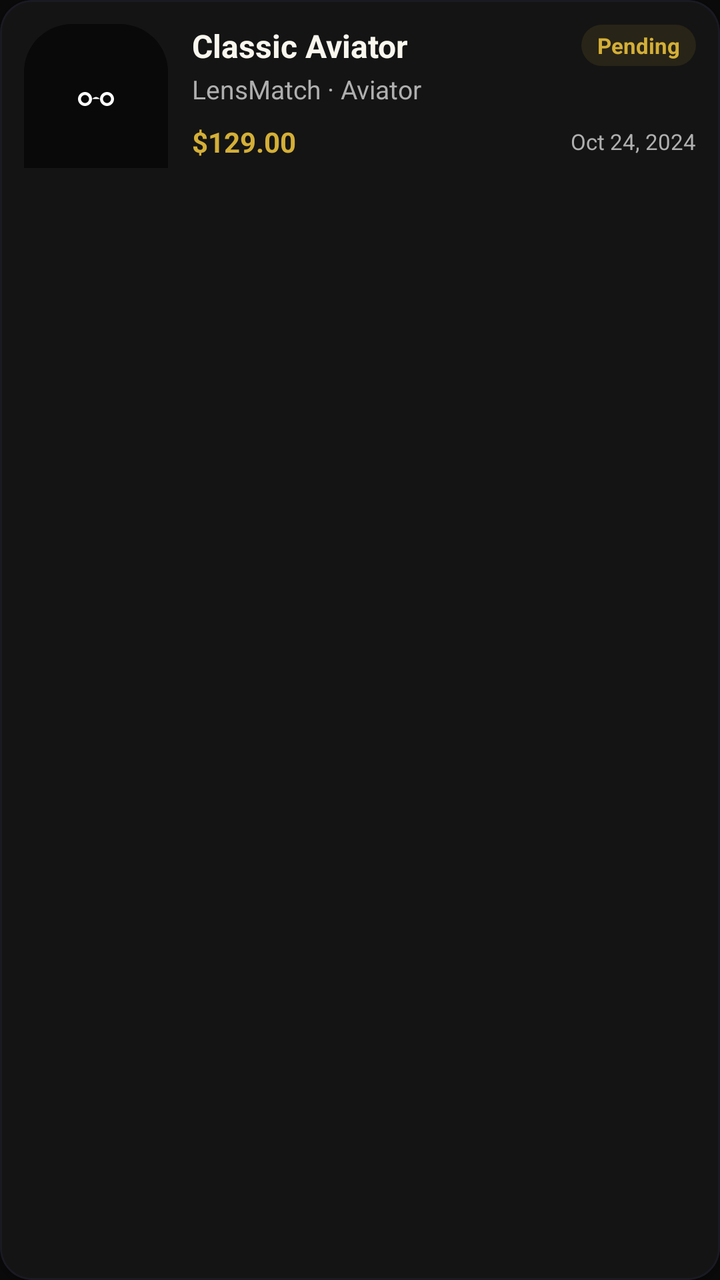
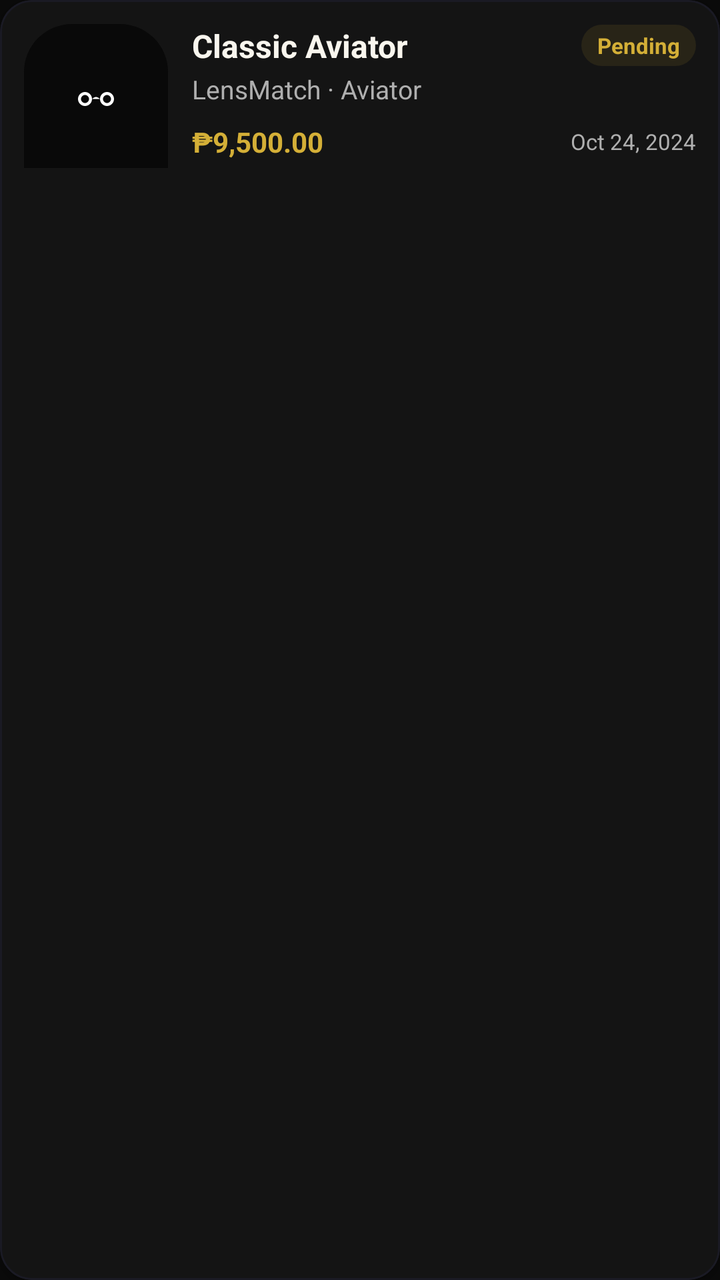

An Android layout rendered at two revisions. The XML below is the earlier revision; the diff shows what the commit changed to produce the second picture.
<!-- AndroidManifest.xml: application theme Theme.LensMatch -->
<!-- res/layout/item_reservation_card.xml -->
<?xml version="1.0" encoding="utf-8"?>
<com.google.android.material.card.MaterialCardView xmlns:android="http://schemas.android.com/apk/res/android"
    xmlns:app="http://schemas.android.com/apk/res-auto"
    android:layout_width="match_parent"
    android:layout_height="wrap_content"
    android:layout_marginHorizontal="12dp"
    android:layout_marginVertical="6dp"
    app:cardBackgroundColor="@color/bgCard"
    app:cardCornerRadius="16dp"
    app:cardElevation="2dp"
    app:strokeColor="@color/bgCardSelected"
    app:strokeWidth="1dp">

    <LinearLayout
        android:layout_width="match_parent"
        android:layout_height="wrap_content"
        android:orientation="horizontal"
        android:padding="12dp">

        <ImageView
            android:id="@+id/iv_res_image"
            android:layout_width="72dp"
            android:layout_height="72dp"
            android:layout_gravity="center_vertical"
            android:background="@drawable/bg_ar_bottom_panel"
            android:contentDescription="Frame Image"
            android:padding="4dp"
            android:scaleType="centerInside"
            android:src="@drawable/ic_eyeglasses" />

        <LinearLayout
            android:layout_width="0dp"
            android:layout_height="wrap_content"
            android:layout_marginStart="12dp"
            android:layout_weight="1"
            android:orientation="vertical">

            <LinearLayout
                android:layout_width="match_parent"
                android:layout_height="wrap_content"
                android:gravity="center_vertical"
                android:orientation="horizontal">

                <TextView
                    android:id="@+id/tv_res_frame_name"
                    android:layout_width="0dp"
                    android:layout_height="wrap_content"
                    android:layout_weight="1"
                    android:text="Classic Aviator"
                    android:textColor="@color/textPrimary"
                    android:textSize="16sp"
                    android:textStyle="bold" />

                <TextView
                    android:id="@+id/tv_res_status"
                    android:layout_width="wrap_content"
                    android:layout_height="wrap_content"
                    android:background="@drawable/bg_confidence_chip"
                    android:paddingHorizontal="8dp"
                    android:paddingVertical="3dp"
                    android:text="Pending"
                    android:textColor="@color/accentGold"
                    android:textSize="11sp"
                    android:textStyle="bold" />
            </LinearLayout>

            <TextView
                android:id="@+id/tv_res_brand_style"
                android:layout_width="wrap_content"
                android:layout_height="wrap_content"
                android:layout_marginTop="2dp"
                android:text="LensMatch · Aviator"
                android:textColor="@color/textSecondary"
                android:textSize="13sp" />

            <LinearLayout
                android:layout_width="match_parent"
                android:layout_height="wrap_content"
                android:layout_marginTop="8dp"
                android:gravity="center_vertical"
                android:orientation="horizontal">

                <TextView
                    android:id="@+id/tv_res_price"
                    android:layout_width="0dp"
                    android:layout_height="wrap_content"
                    android:layout_weight="1"
                    android:text="$129.00"
                    android:textColor="@color/accentGold"
                    android:textSize="14sp"
                    android:textStyle="bold" />

                <TextView
                    android:id="@+id/tv_res_date"
                    android:layout_width="wrap_content"
                    android:layout_height="wrap_content"
                    android:text="Oct 24, 2024"
                    android:textColor="@color/textSecondary"
                    android:textSize="11sp" />
            </LinearLayout>
        </LinearLayout>
    </LinearLayout>
</com.google.android.material.card.MaterialCardView>
<!-- resources referenced by this layout -->
<resources>
  <color name="accentGold">#D4AF37</color>
  <color name="bgCard">#141414</color>
  <color name="bgCardSelected">#1A1A24</color>
  <color name="textPrimary">#F9F6EE</color>
  <color name="textSecondary">#AFAFAF</color>
  <!-- drawable bg_ar_bottom_panel (drawable) -->
  <?xml version="1.0" encoding="utf-8"?>
  <shape xmlns:android="http://schemas.android.com/apk/res/android"
      android:shape="rectangle">
      <solid android:color="#E6080808" />
      <corners
          android:topLeftRadius="24dp"
          android:topRightRadius="24dp" />
  </shape>
  <!-- drawable bg_confidence_chip (drawable) -->
  <?xml version="1.0" encoding="utf-8"?>
  <shape xmlns:android="http://schemas.android.com/apk/res/android"
      android:shape="rectangle">
      <solid android:color="#1AD4AF37" />
      <corners android:radius="12dp" />
  </shape>
  <!-- drawable ic_eyeglasses (drawable) -->
  <vector xmlns:android="http://schemas.android.com/apk/res/android"
      android:width="24dp"
      android:height="24dp"
      android:viewportWidth="24"
      android:viewportHeight="24">
    <path
        android:fillColor="#FFFFFFFF"
        android:pathData="M6.5,10C4.57,10 3,11.57 3,13.5C3,15.43 4.57,17 6.5,17C8.43,17 10,15.43 10,13.5C10,11.57 8.43,10 6.5,10ZM6.5,15.5C5.4,15.5 4.5,14.6 4.5,13.5C4.5,12.4 5.4,11.5 6.5,11.5C7.6,11.5 8.5,12.4 8.5,13.5C8.5,14.6 7.6,15.5 6.5,15.5ZM17.5,10C15.57,10 14,11.57 14,13.5C14,15.43 15.57,17 17.5,17C19.43,17 21,15.43 21,13.5C21,11.57 19.43,10 17.5,10ZM17.5,15.5C16.4,15.5 15.5,14.6 15.5,13.5C15.5,12.4 16.4,11.5 17.5,11.5C18.6,11.5 19.5,12.4 19.5,13.5C19.5,14.6 18.6,15.5 17.5,15.5ZM10,13.5C10,13.5 11,12.5 12,12.5C13,12.5 14,13.5 14,13.5"/>
  </vector>
  <style name="Theme.LensMatch" parent="Theme.MaterialComponents.DayNight.NoActionBar">
      <item name="colorPrimary">@color/accentGold</item>
      <item name="colorPrimaryVariant">@color/accentGold</item>
      <item name="colorOnPrimary">@color/bgCard</item>
      <item name="colorSecondary">@color/accentGold</item>
      <item name="colorSecondaryVariant">@color/accentGold</item>
      <item name="colorOnSecondary">@color/bgCard</item>
      <item name="android:statusBarColor">@color/bgPrimary</item>
      <item name="android:windowBackground">@color/bgPrimary</item>
      <item name="android:textColorPrimary">@color/textPrimary</item>
      <item name="android:textColorSecondary">@color/textSecondary</item>
      <item name="bottomNavigationStyle">@style/Widget.LensMatch.BottomNavigationView</item>
    </style>
  <color name="bgPrimary">#0A0A0A</color>
  <style name="Widget.LensMatch.BottomNavigationView" parent="Widget.MaterialComponents.BottomNavigationView">
      <item name="backgroundTint">@color/bgCard</item>
      <item name="itemIconTint">@color/bottom_nav_color</item>
      <item name="itemTextColor">@color/bottom_nav_color</item>
      <item name="elevation">8dp</item>
    </style>
</resources>

<!-- the commit's change to res/layout/item_reservation_card.xml (unified diff, before → after) -->
@@ -85,7 +85,7 @@
                     android:layout_width="0dp"
                     android:layout_height="wrap_content"
                     android:layout_weight="1"
-                    android:text="$129.00"
+                    android:text="₱9,500.00"
                     android:textColor="@color/accentGold"
                     android:textSize="14sp"
                     android:textStyle="bold" />
